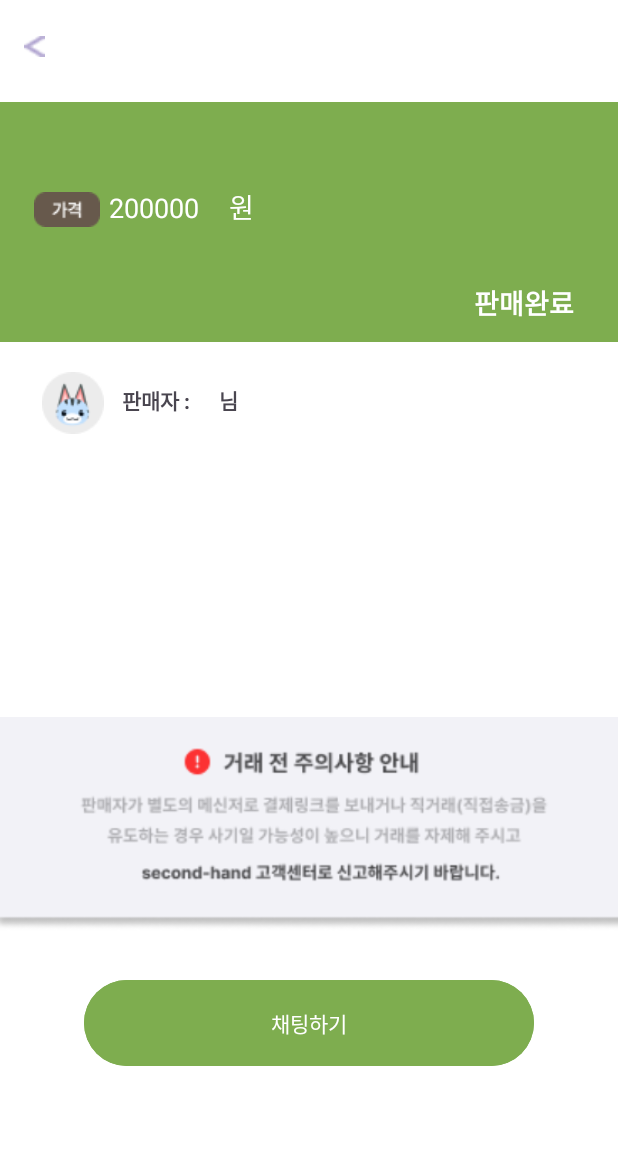
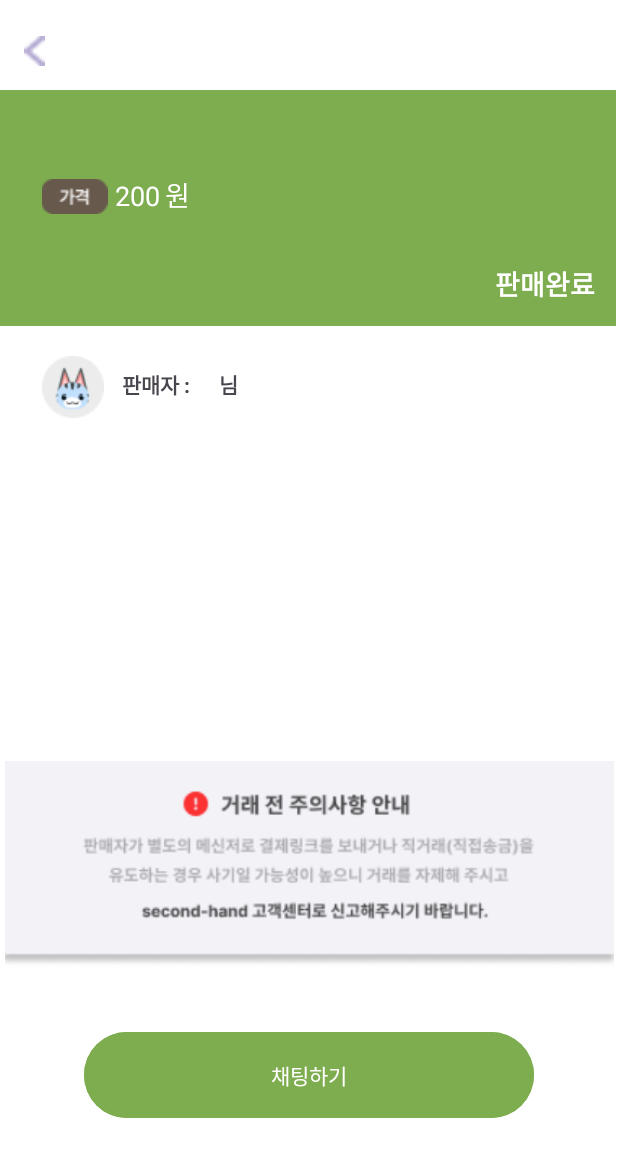
Before and after one commit to sheepyis/Second-Hand, an Android app: the ProductDetailActivity screen opened directly, with no data from a screen before it, on a phone screen of 412 x 824 dp. Shown: the top 1157 px of the screen. Run offline under Robolectric (Android 15) with nearby library versions, the phone set to English and light mode, and no system bars; 1 statement that could not run was skipped.

Commit message:
productDetail 레이아웃 수정

```diff
--- a/app/src/main/res/layout/product_detail.xml
+++ b/app/src/main/res/layout/product_detail.xml
@@ -9,91 +9,94 @@
 
     <FrameLayout
         android:id="@+id/frameLayout"
-        android:layout_width="420dp"
-        android:layout_height="160dp"
-        android:layout_marginTop="68dp"
+        android:layout_width="411dp"
+        android:layout_height="157dp"
+        android:layout_marginTop="60dp"
+        android:layout_marginEnd="3dp"
         android:background="#7EAD4F"
         app:layout_constraintEnd_toEndOf="parent"
-        app:layout_constraintHorizontal_bias="1.0"
         app:layout_constraintStart_toStartOf="parent"
         app:layout_constraintTop_toTopOf="parent">
 
+    </FrameLayout>
+
+    <ImageView
+        android:id="@+id/imageView2"
+        android:layout_width="406dp"
+        android:layout_height="160dp"
+        android:layout_marginBottom="3dp"
+        app:layout_constraintBottom_toTopOf="@+id/chatButton"
+        app:layout_constraintEnd_toEndOf="parent"
+        app:layout_constraintStart_toStartOf="parent"
+        app:layout_constraintTop_toBottomOf="@+id/textView"
+        app:srcCompat="@drawable/waring" />
+
     <TextView
         android:id="@+id/productsoldout"
-            android:layout_width="300dp"
-            android:layout_height="wrap_content"
+        android:layout_width="227dp"
+        android:layout_height="24dp"
         android:layout_gravity="top|end"
-            android:layout_marginTop="25dp"
-            android:layout_marginEnd="100dp"
+        android:layout_marginStart="24dp"
+        android:layout_marginTop="40dp"
         android:text="나무블록 침대 판매합니다."
         android:textColor="#FFFFFF"
         android:textSize="18sp"
-            android:textStyle="bold" />
+        android:textStyle="bold"
+        app:layout_constraintStart_toStartOf="parent"
+        app:layout_constraintTop_toBottomOf="@+id/productBack" />
 
     <ImageView
         android:id="@+id/costImage"
         android:layout_width="wrap_content"
         android:layout_height="wrap_content"
-            android:layout_marginStart="30dp"
-            android:layout_marginTop="60dp"
+        android:layout_marginStart="24dp"
+        android:layout_marginTop="1dp"
+        android:translationX="5dp"
+        android:translationY="10dp"
+        app:layout_constraintStart_toStartOf="@+id/frameLayout"
+        app:layout_constraintTop_toBottomOf="@+id/productsoldout"
         app:srcCompat="@drawable/cost" />
 
     <TextView
         android:id="@+id/costText"
-            android:layout_width="92dp"
-            android:layout_height="wrap_content"
-            android:layout_marginStart="80dp"
-            android:layout_marginTop="58dp"
-            android:layout_marginEnd="170dp"
-            android:text="200000"
+        android:layout_width="37dp"
+        android:layout_height="22dp"
+        android:layout_marginEnd="2dp"
+        android:text="200"
         android:textColor="#FFFFFF"
-            android:textSize="18sp" />
+        android:textSize="18sp"
+        android:translationX="10dp"
+        android:translationY="10dp"
+        app:layout_constraintEnd_toStartOf="@+id/textView4"
+        app:layout_constraintStart_toEndOf="@+id/costImage"
+        app:layout_constraintTop_toBottomOf="@+id/productsoldout" />
+
     <TextView
         android:id="@+id/textView4"
         android:layout_width="wrap_content"
         android:layout_height="wrap_content"
-            android:layout_marginStart="160dp"
-            android:layout_marginTop="56dp"
-            android:layout_marginEnd="150dp"
+        android:layout_marginStart="6dp"
+        android:layout_marginTop="8dp"
         android:text="원"
         android:textColor="#FFFFFF"
-            android:textSize="18sp" />
+        android:textSize="18sp"
+        app:layout_constraintStart_toEndOf="@+id/costText"
+        app:layout_constraintTop_toBottomOf="@+id/productsoldout" />
 
     <TextView
         android:id="@+id/sale"
         android:layout_width="wrap_content"
         android:layout_height="wrap_content"
         android:layout_gravity="top|end"
-            android:layout_marginTop="120dp"
-            android:layout_marginEnd="30dp"
+        android:layout_marginStart="330dp"
+        android:layout_marginTop="100dp"
         android:text="판매중"
         android:textColor="#FFFFFF"
         android:textSize="18sp"
-            android:textStyle="bold" />
-
-    </FrameLayout>
-
-    <ImageView
-        android:id="@+id/imageView2"
-        android:layout_width="420dp"
-        android:layout_height="200dp"
-        android:layout_marginBottom="52dp"
-        app:layout_constraintBottom_toBottomOf="parent"
-        app:layout_constraintTop_toBottomOf="@+id/textView"
-        app:layout_constraintVertical_bias="0.0"
-        app:srcCompat="@drawable/waring"
-        tools:layout_editor_absoluteX="-8dp" />
-
-    <TextView
-        android:id="@+id/textView"
-        android:layout_width="350dp"
-        android:layout_height="150dp"
-        android:layout_marginTop="24dp"
-        android:text="미개봉 상품입니다. 원가 300,000원 주고 구매했습니다. 관심있으신 분은 저에게 채팅 보내주세요. 제가 멀리 살아서 택배 희망합니다. "
-        app:layout_constraintEnd_toEndOf="parent"
-        app:layout_constraintHorizontal_bias="0.491"
+        android:textStyle="bold"
+        app:layout_constraintBottom_toBottomOf="@+id/frameLayout"
         app:layout_constraintStart_toStartOf="parent"
-        app:layout_constraintTop_toBottomOf="@+id/produceName" />
+        app:layout_constraintTop_toTopOf="@+id/frameLayout" />
 
     <ImageView
         android:id="@+id/imageView3"
@@ -130,8 +133,10 @@
         android:id="@+id/chatButton"
         android:layout_width="300dp"
         android:layout_height="65dp"
+        android:layout_marginBottom="50dp"
         android:backgroundTint="#7EAD4F"
         android:text="채팅하기"
+        app:layout_constraintBottom_toBottomOf="parent"
         app:layout_constraintEnd_toEndOf="parent"
         app:layout_constraintStart_toStartOf="parent"
         app:layout_constraintTop_toBottomOf="@+id/imageView2" />
@@ -139,7 +144,7 @@
     <Button
         android:id="@+id/productBack"
         android:layout_width="14dp"
-        android:layout_height="14dp"
+        android:layout_height="20dp"
         android:layout_marginStart="16dp"
         android:layout_marginTop="24dp"
         android:background="@drawable/productback"
@@ -157,5 +162,16 @@
         app:layout_constraintStart_toEndOf="@+id/produceName"
         app:layout_constraintTop_toTopOf="@+id/produceName" />
 
+    <TextView
+        android:id="@+id/textView"
+        android:layout_width="340dp"
+        android:layout_height="131dp"
+        android:layout_marginTop="50dp"
+        android:text="미개봉 상품입니다. 원가 300,000원 주고 구매했습니다. 관심있으신 분은 저에게 채팅 보내주세요. 제가 멀리 살아서 택배 희망합니다. "
+        app:layout_constraintBottom_toTopOf="@+id/imageView2"
+        app:layout_constraintEnd_toEndOf="parent"
+        app:layout_constraintStart_toStartOf="parent"
+        app:layout_constraintTop_toBottomOf="@+id/produceName" />
+
 
 </androidx.constraintlayout.widget.ConstraintLayout>
```
Lines whose indentation alone changed are shown as unchanged.
